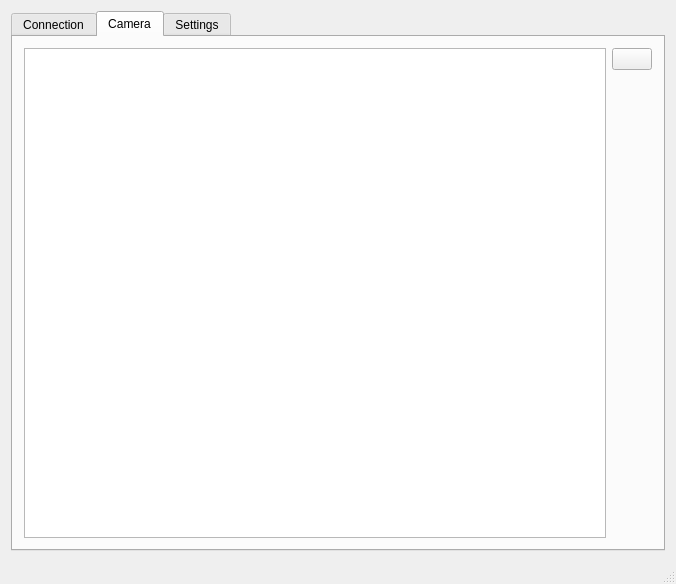
Old version of the form mainwindow.ui in the repository mvxe/MLA-CS.
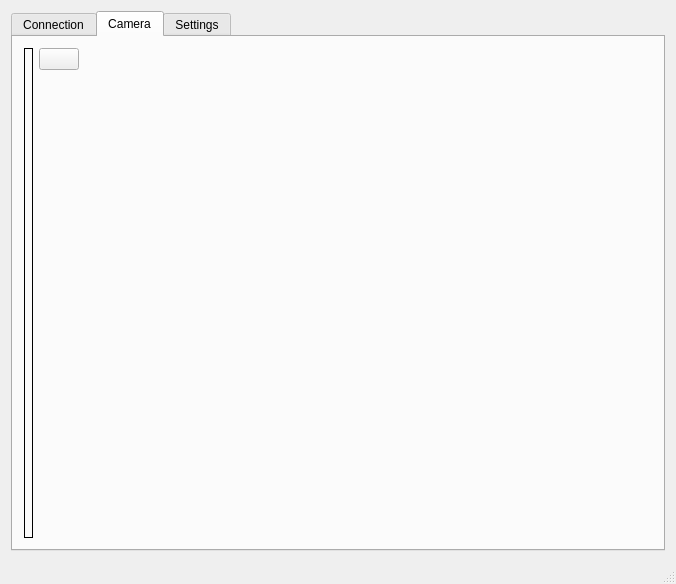
New version of the form. The open tabs and pages were chosen to show the change. Icons and pictures are not drawn.

Patch:
```diff
--- a/mainwindow.ui
+++ b/mainwindow.ui
@@ -217,17 +217,7 @@
         <string>Camera</string>
        </attribute>
        <layout class="QGridLayout" name="gridLayout_5">
-        <item row="0" column="0">
-         <widget class="QGraphicsView" name="graphicsView">
-          <property name="cursor" stdset="0">
-           <cursorShape>SizeAllCursor</cursorShape>
-          </property>
-          <property name="mouseTracking">
-           <bool>true</bool>
-          </property>
-         </widget>
-        </item>
-        <item row="0" column="3">
+        <item row="0" column="2">
          <layout class="QVBoxLayout" name="verticalLayout_3" stretch="0,0">
           <property name="spacing">
            <number>5</number>
@@ -267,6 +257,38 @@
           </item>
          </layout>
         </item>
+        <item row="0" column="0">
+         <widget class="QLabel" name="camera_stream">
+          <property name="frameShape">
+           <enum>QFrame::Box</enum>
+          </property>
+          <property name="frameShadow">
+           <enum>QFrame::Plain</enum>
+          </property>
+          <property name="text">
+           <string/>
+          </property>
+          <property name="pixmap">
+           <pixmap resource="icons/icon.qrc">:/emblem-nowrite.svg</pixmap>
+          </property>
+          <property name="scaledContents">
+           <bool>false</bool>
+          </property>
+         </widget>
+        </item>
+        <item row="0" column="3">
+         <spacer name="horizontalSpacer_4">
+          <property name="orientation">
+           <enum>Qt::Horizontal</enum>
+          </property>
+          <property name="sizeHint" stdset="0">
+           <size>
+            <width>40</width>
+            <height>20</height>
+           </size>
+          </property>
+         </spacer>
+        </item>
        </layout>
       </widget>
       <widget class="QWidget" name="tab_settings">
```
